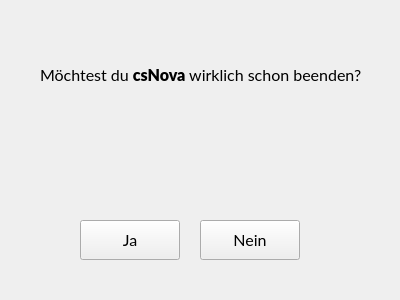
This is gui/formSecure.ui in recaremo/CSNova as Qt 5 draws it before an edit. The edited form follows.
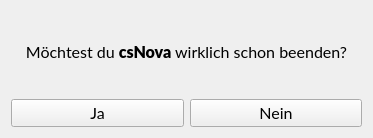
This is the edited form. Icons and pictures are not drawn.

Diff of the .ui file:
```diff
--- a/gui/formSecure.ui
+++ b/gui/formSecure.ui
@@ -6,8 +6,8 @@
    <rect>
     <x>0</x>
     <y>0</y>
-    <width>400</width>
-    <height>300</height>
+    <width>373</width>
+    <height>138</height>
    </rect>
   </property>
   <property name="font">
@@ -18,61 +18,14 @@
   <property name="windowTitle">
    <string>csNova beenden</string>
   </property>
-  <widget class="QLabel" name="infoText">
-   <property name="geometry">
-    <rect>
-     <x>40</x>
-     <y>40</y>
-     <width>331</width>
-     <height>71</height>
-    </rect>
-   </property>
-   <property name="font">
-    <font>
-     <family>Lato</family>
-     <pointsize>12</pointsize>
-    </font>
-   </property>
-   <property name="text">
-    <string>&lt;html&gt;&lt;head/&gt;&lt;body&gt;&lt;p&gt;Möchtest du &lt;span style=&quot; font-size:12pt; font-weight:700;&quot;&gt;csNova&lt;/span&gt; wirklich schon beenden?&lt;/p&gt;&lt;/body&gt;&lt;/html&gt;</string>
-   </property>
-   <property name="wordWrap">
-    <bool>true</bool>
-   </property>
-  </widget>
-  <widget class="QPushButton" name="yesBtn">
-   <property name="geometry">
-    <rect>
-     <x>80</x>
-     <y>220</y>
-     <width>100</width>
-     <height>40</height>
-    </rect>
-   </property>
-   <property name="font">
-    <font>
-     <family>Lato</family>
-     <pointsize>12</pointsize>
-    </font>
-   </property>
-   <property name="toolTip">
-    <string>Ja, das Programm csNova soll beendet werden</string>
-   </property>
-   <property name="text">
-    <string>Ja</string>
-   </property>
-   <property name="icon">
-    <iconset theme="mail-mark-notjunk"/>
-   </property>
-  </widget>
+  <layout class="QGridLayout" name="gridLayout">
+   <item row="2" column="1">
   <widget class="QPushButton" name="noBtn">
-   <property name="geometry">
-    <rect>
-     <x>200</x>
-     <y>220</y>
-     <width>100</width>
-     <height>40</height>
-    </rect>
+     <property name="sizePolicy">
+      <sizepolicy hsizetype="Expanding" vsizetype="Fixed">
+       <horstretch>0</horstretch>
+       <verstretch>0</verstretch>
+      </sizepolicy>
    </property>
    <property name="font">
     <font>
@@ -90,6 +43,58 @@
     <iconset theme="process-stop"/>
    </property>
   </widget>
+   </item>
+   <item row="2" column="0">
+    <widget class="QPushButton" name="yesBtn">
+     <property name="sizePolicy">
+      <sizepolicy hsizetype="Expanding" vsizetype="Fixed">
+       <horstretch>0</horstretch>
+       <verstretch>0</verstretch>
+      </sizepolicy>
+     </property>
+     <property name="font">
+      <font>
+       <family>Lato</family>
+       <pointsize>12</pointsize>
+      </font>
+     </property>
+     <property name="toolTip">
+      <string>Ja, das Programm csNova soll beendet werden</string>
+     </property>
+     <property name="text">
+      <string>Ja</string>
+     </property>
+     <property name="icon">
+      <iconset theme="mail-mark-notjunk"/>
+     </property>
+    </widget>
+   </item>
+   <item row="1" column="0" colspan="2">
+    <widget class="QLabel" name="infoText">
+     <property name="sizePolicy">
+      <sizepolicy hsizetype="Expanding" vsizetype="Expanding">
+       <horstretch>0</horstretch>
+       <verstretch>0</verstretch>
+      </sizepolicy>
+     </property>
+     <property name="font">
+      <font>
+       <family>Lato</family>
+       <pointsize>12</pointsize>
+      </font>
+     </property>
+     <property name="text">
+      <string>&lt;html&gt;&lt;head/&gt;&lt;body&gt;&lt;p&gt;Möchtest du &lt;span style=&quot; font-size:12pt; font-weight:700;&quot;&gt;csNova&lt;/span&gt; wirklich schon beenden?&lt;/p&gt;&lt;/body&gt;&lt;/html&gt;</string>
+     </property>
+     <property name="alignment">
+      <set>Qt::AlignmentFlag::AlignCenter</set>
+     </property>
+     <property name="wordWrap">
+      <bool>true</bool>
+     </property>
+    </widget>
+   </item>
+  </layout>
  </widget>
  <resources/>
  <connections/>
```
Lines whose indentation alone changed are shown as unchanged.
